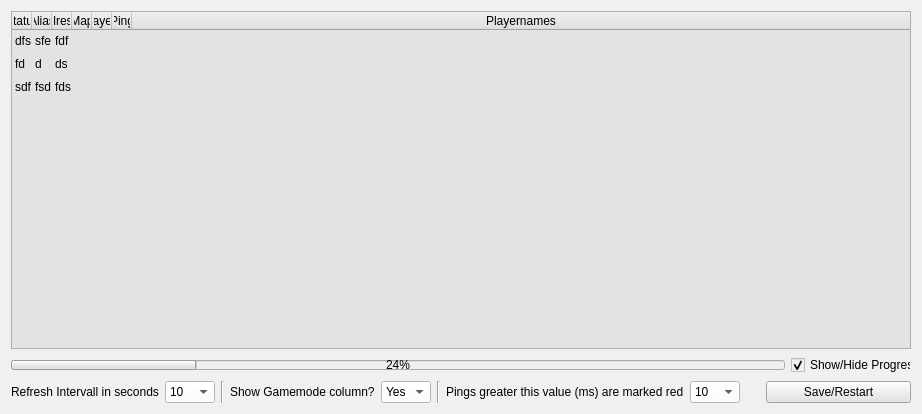
Old version of the form source_files/isrt_monitor2.ui in the repository olli-e/ISRT.
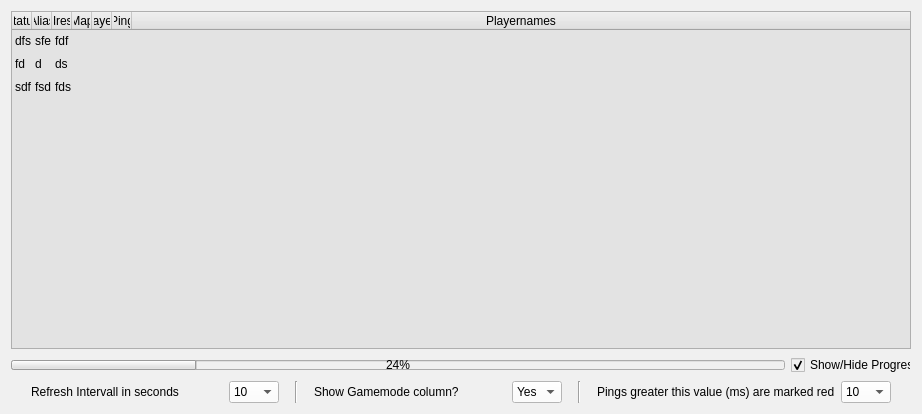
New version of the form. Icons and pictures are not drawn.

Commit message: Monitor v1.1 update conf part plus bugfix Highping

What changed in the file:
```diff
--- a/source_files/isrt_monitor2.ui
+++ b/source_files/isrt_monitor2.ui
@@ -270,7 +270,23 @@
      <item>
       <layout class="QHBoxLayout" name="horizontalLayout_2">
        <item>
-        <widget class="QLabel" name="label_19">
+        <spacer name="horizontalSpacer_2">
+         <property name="orientation">
+          <enum>Qt::Horizontal</enum>
+         </property>
+         <property name="sizeType">
+          <enum>QSizePolicy::Fixed</enum>
+         </property>
+         <property name="sizeHint" stdset="0">
+          <size>
+           <width>20</width>
+           <height>20</height>
+          </size>
+         </property>
+        </spacer>
+       </item>
+       <item>
+        <widget class="QLabel" name="label_22">
          <property name="text">
           <string>Refresh Intervall in seconds</string>
          </property>
@@ -362,14 +378,46 @@
         </widget>
        </item>
        <item>
-        <widget class="Line" name="line">
+        <spacer name="horizontalSpacer_3">
+         <property name="orientation">
+          <enum>Qt::Horizontal</enum>
+         </property>
+         <property name="sizeType">
+          <enum>QSizePolicy::Fixed</enum>
+         </property>
+         <property name="sizeHint" stdset="0">
+          <size>
+           <width>10</width>
+           <height>20</height>
+          </size>
+         </property>
+        </spacer>
+       </item>
+       <item>
+        <widget class="Line" name="line_3">
          <property name="orientation">
           <enum>Qt::Vertical</enum>
          </property>
         </widget>
        </item>
        <item>
-        <widget class="QLabel" name="label_20">
+        <spacer name="horizontalSpacer_4">
+         <property name="orientation">
+          <enum>Qt::Horizontal</enum>
+         </property>
+         <property name="sizeType">
+          <enum>QSizePolicy::Fixed</enum>
+         </property>
+         <property name="sizeHint" stdset="0">
+          <size>
+           <width>10</width>
+           <height>20</height>
+          </size>
+         </property>
+        </spacer>
+       </item>
+       <item>
+        <widget class="QLabel" name="label_23">
          <property name="text">
           <string>Show Gamemode column?</string>
          </property>
@@ -406,14 +454,46 @@
         </widget>
        </item>
        <item>
-        <widget class="Line" name="line_2">
+        <spacer name="horizontalSpacer_5">
+         <property name="orientation">
+          <enum>Qt::Horizontal</enum>
+         </property>
+         <property name="sizeType">
+          <enum>QSizePolicy::Fixed</enum>
+         </property>
+         <property name="sizeHint" stdset="0">
+          <size>
+           <width>10</width>
+           <height>20</height>
+          </size>
+         </property>
+        </spacer>
+       </item>
+       <item>
+        <widget class="Line" name="line_4">
          <property name="orientation">
           <enum>Qt::Vertical</enum>
          </property>
         </widget>
        </item>
        <item>
-        <widget class="QLabel" name="label_21">
+        <spacer name="horizontalSpacer_6">
+         <property name="orientation">
+          <enum>Qt::Horizontal</enum>
+         </property>
+         <property name="sizeType">
+          <enum>QSizePolicy::Fixed</enum>
+         </property>
+         <property name="sizeHint" stdset="0">
+          <size>
+           <width>10</width>
+           <height>20</height>
+          </size>
+         </property>
+        </spacer>
+       </item>
+       <item>
+        <widget class="QLabel" name="label_24">
          <property name="minimumSize">
           <size>
            <width>230</width>
@@ -541,17 +621,6 @@
          </property>
         </spacer>
        </item>
-       <item>
-        <widget class="QPushButton" name="btn_mon_save_restart">
-         <property name="styleSheet">
-          <string notr="true">background-color:rgb(228, 228, 228)
-</string>
-         </property>
-         <property name="text">
-          <string>Save/Restart</string>
-         </property>
-        </widget>
-       </item>
       </layout>
      </item>
     </layout>
```
Left out of the diff: 4 changed lines with no effect on the pictures. The commit also changes 15 other files.
